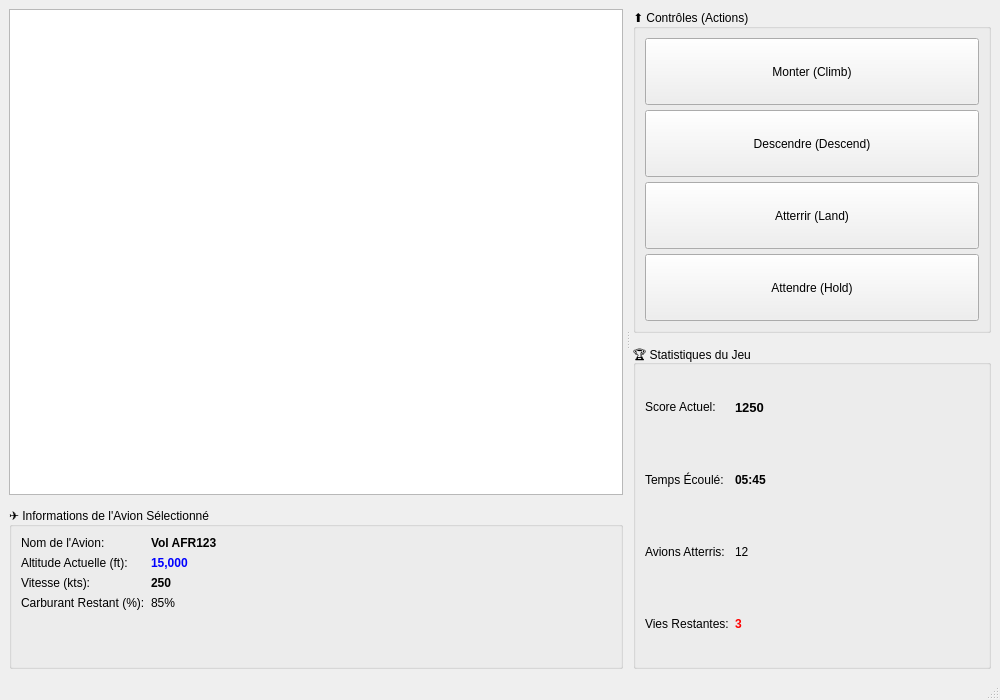
Old version of the form mainwindow (1).ui in the repository arcreane/python-project-esteban-ruben.
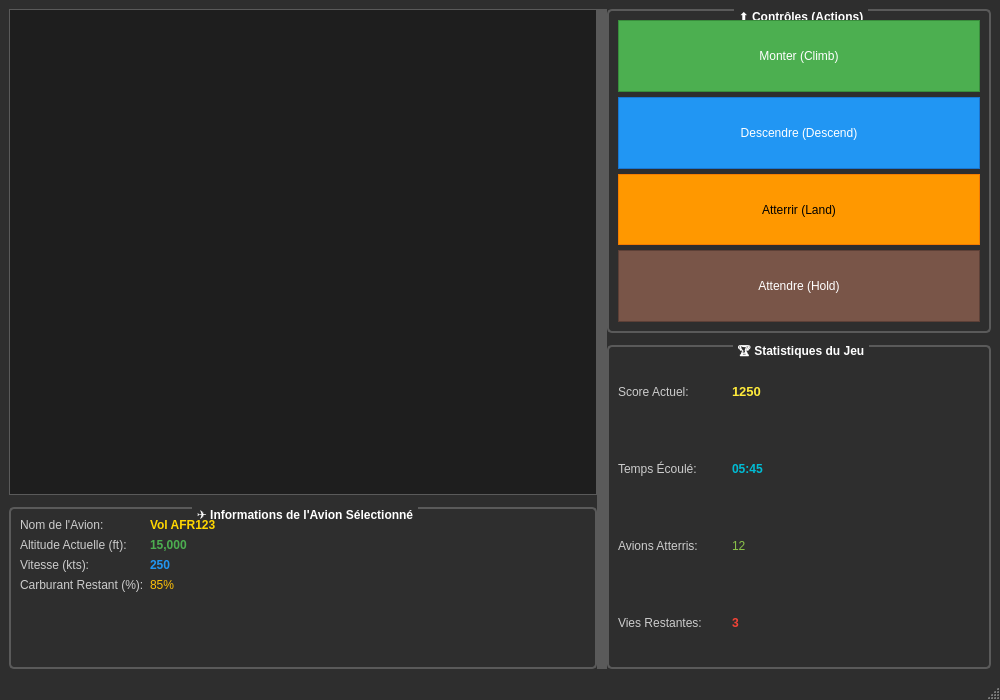
New version of the form.

Commit message: interfaces de jeux avec couleurs

The edit to the form file:
```diff
--- a/mainwindow (1).ui
+++ b/mainwindow (1).ui
@@ -11,7 +11,39 @@
    </rect>
   </property>
   <property name="windowTitle">
-   <string>Contrôle Aérien - Interface DENSE</string>
+   <string>Contrôle Aérien - Tableau de Bord Coloré</string>
+  </property>
+  <property name="styleSheet">
+   <string>/* Style général (Dark Mode) */
+QMainWindow {
+    background-color: #2e2e2e;
+}
+QWidget#centralwidget {
+    background-color: #2e2e2e;
+}
+QGroupBox {
+    border: 2px solid #5a5a5a;
+    border-radius: 5px;
+    margin-top: 1ex;
+    font-weight: bold;
+    color: #ffffff; /* Texte du titre en blanc */
+}
+QGroupBox::title {
+    subcontrol-origin: margin;
+    subcontrol-position: top center;
+    padding: 0 3px;
+    background-color: #2e2e2e;
+}
+QLabel {
+    color: #cccccc; /* Texte général des labels */
+}
+QGraphicsView {
+    background-color: #1e1e1e; /* Fond de la carte ou vue graphique */
+    border: 1px solid #5a5a5a;
+}
+QSplitter::handle {
+    background-color: #5a5a5a;
+}</string>
   </property>
   <widget class="QWidget" name="centralwidget">
    <layout class="QHBoxLayout" name="horizontalLayout">
@@ -92,6 +124,9 @@
                <bold>true</bold>
               </font>
              </property>
+             <property name="styleSheet">
+              <string>color: #FFD700;</string>
+             </property>
              <property name="text">
               <string>Vol AFR123</string>
              </property>
@@ -113,7 +148,7 @@
               </font>
              </property>
              <property name="styleSheet">
-              <string>color: blue;</string>
+              <string>color: #4CAF50;</string>
              </property>
              <property name="text">
               <string>15,000</string>
@@ -135,6 +170,9 @@
                <bold>true</bold>
               </font>
              </property>
+             <property name="styleSheet">
+              <string>color: #2196F3;</string>
+             </property>
              <property name="text">
               <string>250</string>
              </property>
@@ -149,6 +187,9 @@
            </item>
            <item row="3" column="1">
             <widget class="QLabel" name="value_fuel">
+             <property name="styleSheet">
+              <string>color: #FFC107;</string>
+             </property>
              <property name="text">
               <string>85%</string>
              </property>
@@ -199,6 +240,10 @@
                <verstretch>1</verstretch>
               </sizepolicy>
              </property>
+             <property name="styleSheet">
+              <string>QPushButton { background-color: #4CAF50; color: white; border: 1px solid #388E3C; }
+QPushButton:hover { background-color: #66BB6A; }</string>
+             </property>
              <property name="text">
               <string>Monter (Climb)</string>
              </property>
@@ -212,6 +257,10 @@
                <verstretch>1</verstretch>
               </sizepolicy>
              </property>
+             <property name="styleSheet">
+              <string>QPushButton { background-color: #2196F3; color: white; border: 1px solid #1976D2; }
+QPushButton:hover { background-color: #42A5F5; }</string>
+             </property>
              <property name="text">
               <string>Descendre (Descend)</string>
              </property>
@@ -225,6 +274,10 @@
                <verstretch>1</verstretch>
               </sizepolicy>
              </property>
+             <property name="styleSheet">
+              <string>QPushButton { background-color: #FF9800; color: black; border: 1px solid #F57C00; }
+QPushButton:hover { background-color: #FFB74D; }</string>
+             </property>
              <property name="text">
               <string>Atterrir (Land)</string>
              </property>
@@ -238,6 +291,10 @@
                <verstretch>1</verstretch>
               </sizepolicy>
              </property>
+             <property name="styleSheet">
+              <string>QPushButton { background-color: #795548; color: white; border: 1px solid #5D4037; }
+QPushButton:hover { background-color: #A1887F; }</string>
+             </property>
              <property name="text">
               <string>Attendre (Hold)</string>
              </property>
@@ -270,6 +327,15 @@
            <property name="rowWrapPolicy">
             <enum>QFormLayout::DontWrapRows</enum>
            </property>
+           <property name="horizontalSpacing">
+            <number>30</number>
+           </property>
+           <property name="labelSretch">
+            <number>1</number>
+           </property>
+           <property name="fieldStretch">
+            <number>2</number>
+           </property>
            <item row="0" column="0">
             <widget class="QLabel" name="stat_label_score">
              <property name="sizePolicy">
@@ -301,6 +367,9 @@
                <bold>true</bold>
               </font>
              </property>
+             <property name="styleSheet">
+              <string>color: #FFEB3B;</string>
+             </property>
              <property name="text">
               <string>1250</string>
              </property>
@@ -339,6 +408,9 @@
                <bold>true</bold>
               </font>
              </property>
+             <property name="styleSheet">
+              <string>color: #00BCD4;</string>
+             </property>
              <property name="text">
               <string>05:45</string>
              </property>
@@ -371,6 +443,9 @@
                <verstretch>1</verstretch>
               </sizepolicy>
              </property>
+             <property name="styleSheet">
+              <string>color: #8BC34A;</string>
+             </property>
              <property name="text">
               <string>12</string>
              </property>
@@ -410,7 +485,7 @@
               </font>
              </property>
              <property name="styleSheet">
-              <string>color: red;</string>
+              <string>color: #F44336; /* Rouge pour les vies restantes (critique) */</string>
              </property>
              <property name="text">
               <string>3</string>
```
